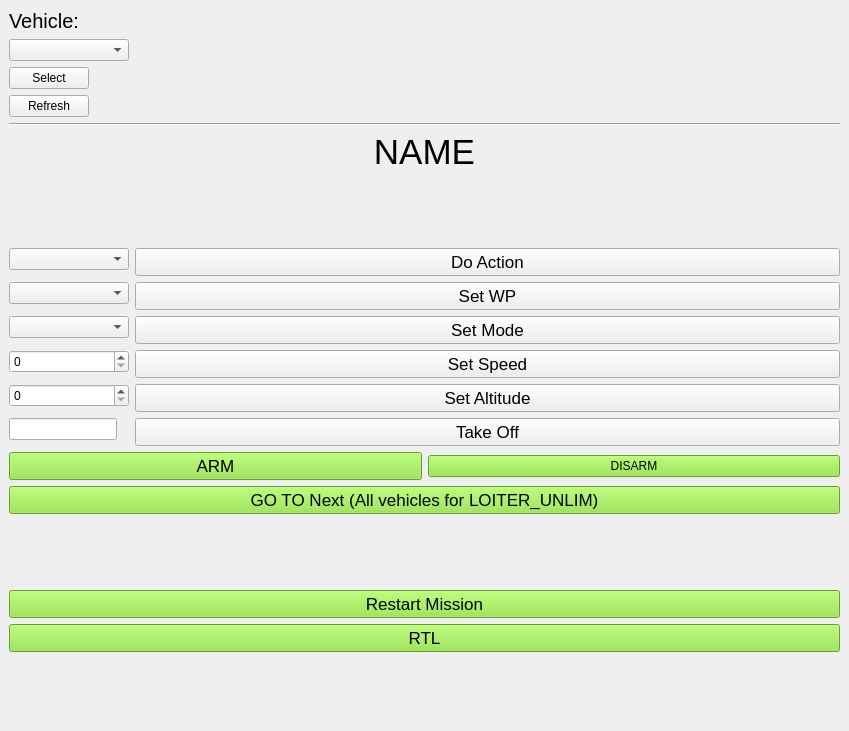
drjdlarson/gust, file src/main/python/gust/gui/ui/commands_window.ui: the form before one commit.
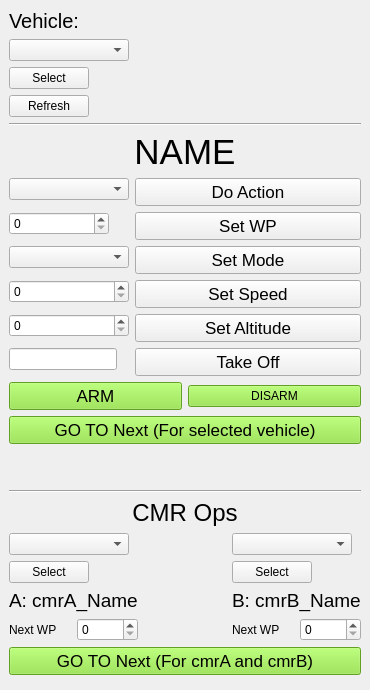
The form after the commit.

Commit message: some ui update, mission ops added for cmr, and reformatted with black

What changed in the file:
```diff
--- a/src/main/python/gust/gui/ui/commands_window.ui
+++ b/src/main/python/gust/gui/ui/commands_window.ui
@@ -6,15 +6,33 @@
    <rect>
     <x>0</x>
     <y>0</y>
-    <width>849</width>
-    <height>731</height>
+    <width>370</width>
+    <height>690</height>
    </rect>
   </property>
+  <property name="sizePolicy">
+   <sizepolicy hsizetype="Maximum" vsizetype="Maximum">
+    <horstretch>0</horstretch>
+    <verstretch>0</verstretch>
+   </sizepolicy>
+  </property>
+  <property name="minimumSize">
+   <size>
+    <width>0</width>
+    <height>690</height>
+   </size>
+  </property>
+  <property name="maximumSize">
+   <size>
+    <width>370</width>
+    <height>790</height>
+   </size>
+  </property>
   <property name="windowTitle">
    <string>MainWindow</string>
   </property>
   <widget class="QWidget" name="centralwidget">
-   <layout class="QVBoxLayout" name="verticalLayout_2">
+   <layout class="QVBoxLayout" name="verticalLayout_3" stretch="0,0,0,0,0,0,0,0,0,0,0,0,0,0,1">
     <item>
      <widget class="QLabel" name="label">
       <property name="font">
@@ -91,19 +109,6 @@
       </property>
      </widget>
     </item>
-    <item>
-     <spacer name="verticalSpacer_3">
-      <property name="orientation">
-       <enum>Qt::Vertical</enum>
-      </property>
-      <property name="sizeHint" stdset="0">
-       <size>
-        <width>20</width>
-        <height>40</height>
-       </size>
-      </property>
-     </spacer>
-    </item>
     <item>
      <layout class="QFormLayout" name="formLayout">
       <item row="0" column="0">
@@ -116,16 +121,6 @@
         </property>
        </widget>
       </item>
-      <item row="1" column="0">
-       <widget class="QComboBox" name="comboBox_wp">
-        <property name="minimumSize">
-         <size>
-          <width>120</width>
-          <height>0</height>
-         </size>
-        </property>
-       </widget>
-      </item>
       <item row="2" column="0">
        <widget class="QComboBox" name="comboBox_mode">
         <property name="minimumSize">
@@ -234,6 +229,28 @@
       <item row="5" column="0">
        <widget class="QLineEdit" name="lineEdit_takeoff_alt"/>
       </item>
+      <item row="1" column="0">
+       <widget class="QSpinBox" name="spinBox_next_wp">
+        <property name="sizePolicy">
+         <sizepolicy hsizetype="Maximum" vsizetype="Fixed">
+          <horstretch>0</horstretch>
+          <verstretch>0</verstretch>
+         </sizepolicy>
+        </property>
+        <property name="minimumSize">
+         <size>
+          <width>100</width>
+          <height>0</height>
+         </size>
+        </property>
+        <property name="maximumSize">
+         <size>
+          <width>100</width>
+          <height>16777215</height>
+         </size>
+        </property>
+       </widget>
+      </item>
      </layout>
     </item>
     <item>
@@ -266,7 +283,7 @@
      </layout>
     </item>
     <item>
-     <widget class="QPushButton" name="pushButton_goto_next">
+     <widget class="QPushButton" name="pushButton_goto_next_single">
       <property name="font">
        <font>
         <pointsize>13</pointsize>
@@ -276,7 +293,7 @@
        <string notr="true">background-color: rgb(138, 226, 52);</string>
       </property>
       <property name="text">
-       <string>GO TO Next (All vehicles for LOITER_UNLIM)</string>
+       <string>GO TO Next (For selected vehicle)</string>
       </property>
      </widget>
     </item>
@@ -294,40 +311,171 @@
      </spacer>
     </item>
     <item>
-     <layout class="QVBoxLayout" name="verticalLayout">
+     <widget class="Line" name="line_2">
+      <property name="orientation">
+       <enum>Qt::Horizontal</enum>
+      </property>
+     </widget>
+    </item>
+    <item>
+     <widget class="QLabel" name="label_drone_CMR_title">
+      <property name="maximumSize">
+       <size>
+        <width>16777215</width>
+        <height>80</height>
+       </size>
+      </property>
+      <property name="font">
+       <font>
+        <pointsize>18</pointsize>
+       </font>
+      </property>
+      <property name="text">
+       <string>CMR Ops</string>
+      </property>
+      <property name="alignment">
+       <set>Qt::AlignCenter</set>
+      </property>
+     </widget>
+    </item>
+    <item>
+     <layout class="QHBoxLayout" name="horizontalLayout_4">
       <item>
-       <widget class="QPushButton" name="pushButton_restart_mission">
-        <property name="font">
-         <font>
-          <pointsize>13</pointsize>
-         </font>
-        </property>
-        <property name="styleSheet">
-         <string notr="true">background-color: rgb(138, 226, 52);
-</string>
-        </property>
-        <property name="text">
-         <string>Restart Mission</string>
-        </property>
-       </widget>
+       <layout class="QVBoxLayout" name="verticalLayout_2">
+        <item>
+         <widget class="QComboBox" name="comboBox_names_cmrA">
+          <property name="maximumSize">
+           <size>
+            <width>120</width>
+            <height>16777215</height>
+           </size>
+          </property>
+         </widget>
+        </item>
+        <item>
+         <widget class="QPushButton" name="pushButton_select_cmrA">
+          <property name="maximumSize">
+           <size>
+            <width>80</width>
+            <height>16777215</height>
+           </size>
+          </property>
+          <property name="text">
+           <string>Select</string>
+          </property>
+         </widget>
+        </item>
+        <item>
+         <widget class="QLabel" name="label_cmrA_name">
+          <property name="font">
+           <font>
+            <pointsize>14</pointsize>
+           </font>
+          </property>
+          <property name="text">
+           <string>A: cmrA_Name</string>
+          </property>
+         </widget>
+        </item>
+        <item>
+         <layout class="QHBoxLayout" name="horizontalLayout_2">
+          <item>
+           <widget class="QLabel" name="label_nextwp_cmrA">
+            <property name="text">
+             <string>Next WP</string>
+            </property>
+           </widget>
+          </item>
+          <item>
+           <widget class="QSpinBox" name="spinBox_cmrA_wp"/>
+          </item>
+         </layout>
+        </item>
+       </layout>
       </item>
       <item>
-       <widget class="QPushButton" name="pushButton_rtl">
-        <property name="font">
-         <font>
-          <pointsize>13</pointsize>
-         </font>
+       <spacer name="horizontalSpacer">
+        <property name="orientation">
+         <enum>Qt::Horizontal</enum>
         </property>
-        <property name="styleSheet">
-         <string notr="true">background-color: rgb(138, 226, 52);</string>
+        <property name="sizeHint" stdset="0">
+         <size>
+          <width>40</width>
+          <height>20</height>
+         </size>
         </property>
-        <property name="text">
-         <string>RTL</string>
-        </property>
-       </widget>
+       </spacer>
+      </item>
+      <item>
+       <layout class="QVBoxLayout" name="verticalLayout">
+        <item>
+         <widget class="QComboBox" name="comboBox_names_cmrB">
+          <property name="maximumSize">
+           <size>
+            <width>120</width>
+            <height>16777215</height>
+           </size>
+          </property>
+         </widget>
+        </item>
+        <item>
+         <widget class="QPushButton" name="pushButton_select_cmrB">
+          <property name="maximumSize">
+           <size>
+            <width>80</width>
+            <height>16777215</height>
+           </size>
+          </property>
+          <property name="text">
+           <string>Select</string>
+          </property>
+         </widget>
+        </item>
+        <item>
+         <widget class="QLabel" name="label_cmrB_name">
+          <property name="font">
+           <font>
+            <pointsize>14</pointsize>
+           </font>
+          </property>
+          <property name="text">
+           <string>B: cmrB_Name</string>
+          </property>
+         </widget>
+        </item>
+        <item>
+         <layout class="QHBoxLayout" name="horizontalLayout_3">
+          <item>
+           <widget class="QLabel" name="label_nextwp_cmrB">
+            <property name="text">
+             <string>Next WP</string>
+            </property>
+           </widget>
+          </item>
+          <item>
+           <widget class="QSpinBox" name="spinBox_cmrB_wp"/>
+          </item>
+         </layout>
+        </item>
+       </layout>
       </item>
      </layout>
     </item>
+    <item>
+     <widget class="QPushButton" name="pushButton_goto_next_cmr">
+      <property name="font">
+       <font>
+        <pointsize>13</pointsize>
+       </font>
+      </property>
+      <property name="styleSheet">
+       <string notr="true">background-color: rgb(138, 226, 52);</string>
+      </property>
+      <property name="text">
+       <string>GO TO Next (For cmrA and cmrB)</string>
+      </property>
+     </widget>
+    </item>
     <item>
      <spacer name="verticalSpacer">
       <property name="orientation">
```
The commit also changes 71 other files.
